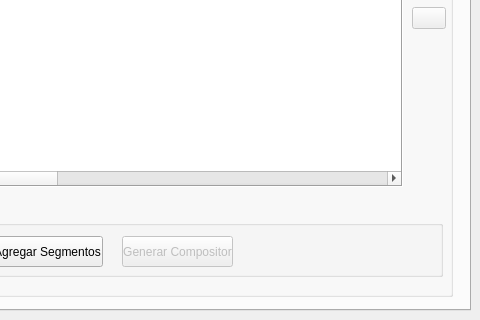
Old version of the form ui/agrae_main.ui in the repository franciscocontreras93/agrae; both pictures show x 320 to 800 and y 280 to 600 of the 800 by 600 pixel window.
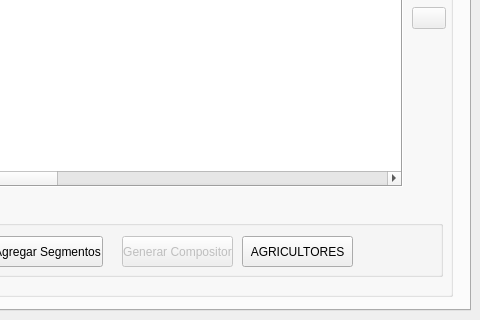
New version of the form. The open tabs and pages were chosen to show the change.

Commit message: update: added agricultores y personas functions

What changed in the file:
```diff
--- a/ui/agrae_main.ui
+++ b/ui/agrae_main.ui
@@ -375,6 +375,22 @@
         <string>Generar Compositor</string>
        </property>
       </widget>
+      <widget class="QPushButton" name="pushButton_5">
+       <property name="enabled">
+        <bool>true</bool>
+       </property>
+       <property name="geometry">
+        <rect>
+         <x>530</x>
+         <y>30</y>
+         <width>111</width>
+         <height>31</height>
+        </rect>
+       </property>
+       <property name="text">
+        <string>AGRICULTORES</string>
+       </property>
+      </widget>
      </widget>
     </widget>
    </widget>
```
Left out of the diff: 2 changed lines with no effect on the pictures. The commit also changes 9 other files.
